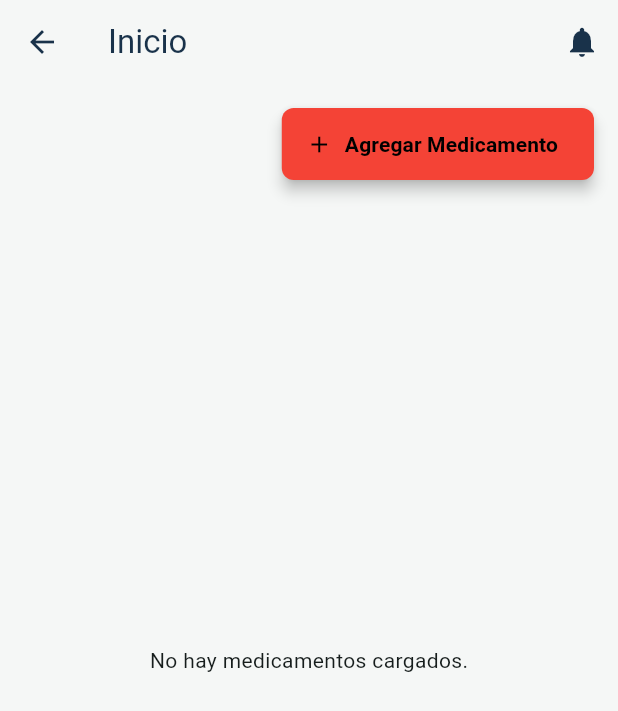
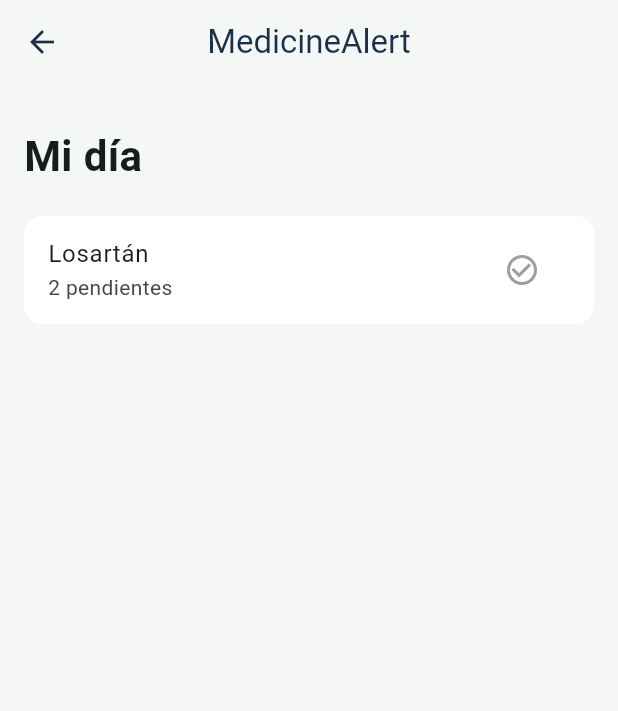
Before and after one commit to PraProg777/MedicineAlert, a Flutter app: the HomeScreen screen opened directly, on a phone screen of 412 x 824 dp. Shown: the top 711 px of the screen. Run offline on Flutter 3.47's test engine with Material 3 defaults, Android fonts, the phone set to English and light mode, and no system bars; our stand-ins replace sqflite; accounts and stored records are empty.

Commit message:
Se cambio la pantalla home_screen.dart. Ahora no tiene el boton agregar medicamento. Se va a tener que volver a diseñar.

```diff
--- a/lib/screens/home_screen.dart
+++ b/lib/screens/home_screen.dart
@@ -1,131 +1,57 @@
 import 'package:flutter/material.dart';
 
-import '../models/medicine.dart';
-import '../repositories/mock_medicine_repository.dart';
-import 'add_medicine_screen.dart';
-
-class HomeScreen extends StatelessWidget {
+class HomeScreen extends StatefulWidget {
   const HomeScreen({super.key});
 
-  static final _repository = MockMedicamentosRepository();
+  @override
+  State<HomeScreen> createState() => _HomeScreenState();
+}
+
+class _HomeScreenState extends State<HomeScreen> {
+  int _pendingDoses = 2;
+  bool _markedToday = false;
 
   @override
   Widget build(BuildContext context) {
     return Scaffold(
       appBar: AppBar(
-        title: const Text('Inicio'),
-        actions: [
-          IconButton(
-            icon: const Icon(Icons.notifications),
-            onPressed: () {
-              debugPrint('Boton superior presionado');
-            },
-          ),
-        ],
+        title: const Text('MedicineAlert'),
+        centerTitle: true,
       ),
-      body: Stack(
-        children: [
-          FutureBuilder<List<Medicine>>(
-            future: HomeScreen._repository.getAllMedicines(),
-            builder: (context, snapshot) {
-              if (snapshot.connectionState == ConnectionState.waiting) {
-                return const Center(child: CircularProgressIndicator());
-              }
-
-              if (snapshot.hasError) {
-                return Center(
-                  child: Text('Error al cargar medicamentos: ${snapshot.error}'),
-                );
-              }
-
-              final lista = snapshot.data ?? const <Medicine>[];
-              if (lista.isEmpty) {
-                return const Center(child: Text('No hay medicamentos cargados.'));
-              }
-
-              return ListView.builder(
-                padding: const EdgeInsets.only(top: 80, left: 16, right: 16, bottom: 16),
-                itemCount: lista.length,
-                itemBuilder: (context, index) {
-                  final item = lista[index];
-                  return Card(
-                    elevation: 2,
-                    margin: const EdgeInsets.symmetric(vertical: 6),
-                    child: ListTile(
-                      leading: Icon(
-                        item.dangerous ? Icons.warning_amber_rounded : Icons.medication,
-                        color: item.dangerous ? Colors.red : Colors.blue,
-                        size: 32,
-                      ),
-                      title: Text(
-                        item.name,
-                        style: const TextStyle(fontWeight: FontWeight.bold),
-                      ),
-                      subtitle: Column(
-                        crossAxisAlignment: CrossAxisAlignment.start,
-                        children: [
-                          Text('${item.dosage} - ${item.frequency}'),
-                          if (item.temporary)
-                            Text('Periodo: ${item.period} días',
-                                style: const TextStyle(fontSize: 12)),
-                          if (item.notes != null && item.notes!.isNotEmpty)
-                            Text(
-                              'Notas: ${item.notes}',
-                              style: const TextStyle(fontStyle: FontStyle.italic),
-                            ),
-                        ],
-                      ),
-                      trailing: Column(
-                        mainAxisAlignment: MainAxisAlignment.center,
-                        crossAxisAlignment: CrossAxisAlignment.end,
-                        children: [
-                          const Icon(Icons.access_time, size: 14, color: Colors.grey),
-                          Text(
-                            '${item.time.hour}:${item.time.minute.toString().padLeft(2, '0')}',
-                            style: const TextStyle(fontSize: 12, color: Colors.grey),
-                          ),
-                        ],
-                      ),
-                    ),
-                  );
-                },
-              );
-            },
-          ),
-          Positioned(
-            top: 16,
-            right: 16,
-            child: SizedBox(
-              height: 48,
-              child: ElevatedButton.icon(
-                style: ElevatedButton.styleFrom(
-                  backgroundColor: Colors.red,
-                  foregroundColor: Colors.black,
-                  shape: RoundedRectangleBorder(
-                    borderRadius: BorderRadius.circular(8),
-                  ),
-                  elevation: 4,
-                ),
-                onPressed: () {
-                  Navigator.push(
-                    context,
-                    MaterialPageRoute(
-                      builder: (context) => const AddMedicineScreen(),
-                    ),
-                  );
-                },
-                icon: const Icon(Icons.add, color: Colors.black),
-                label: const Text(
-                  'Agregar Medicamento',
-                  style: TextStyle(
-                    color: Colors.black,
-                    fontWeight: FontWeight.bold,
+      body: Padding(
+        padding: const EdgeInsets.all(16),
+        child: Column(
+          crossAxisAlignment: CrossAxisAlignment.start,
+          children: [
+            const SizedBox(height: 12),
+            const Text(
+              'Mi día',
+              style: TextStyle(fontSize: 28, fontWeight: FontWeight.bold),
+            ),
+            const SizedBox(height: 20),
+            Card(
+              child: ListTile(
+                title: const Text('Losartán'),
+                subtitle: Text('$_pendingDoses pendientes'),
+                trailing: IconButton(
+                  tooltip: 'Marcar como tomada',
+                  onPressed: _pendingDoses > 0
+                      ? () {
+                          setState(() {
+                            _pendingDoses = (_pendingDoses - 1).clamp(0, 2);
+                            _markedToday = true;
+                          });
+                        }
+                      : null,
+                  icon: Icon(
+                    _markedToday ? Icons.check_circle : Icons.check_circle_outline,
+                    color: _markedToday ? Colors.green : Colors.grey,
                   ),
                 ),
               ),
             ),
-          ),
-        ],
+          ],
+        ),
       ),
     );
   }
--- a/lib/screens/medicine_screen.dart
+++ b/lib/screens/medicine_screen.dart
@@ -6,7 +6,7 @@
   @override
   Widget build(BuildContext context) {
     return const Center(
-      child: Text('Pantalla de medicamentos (en contrsuccion)')
+      child: Text('Mis medicamentos'),
     );
   }
 }
```
